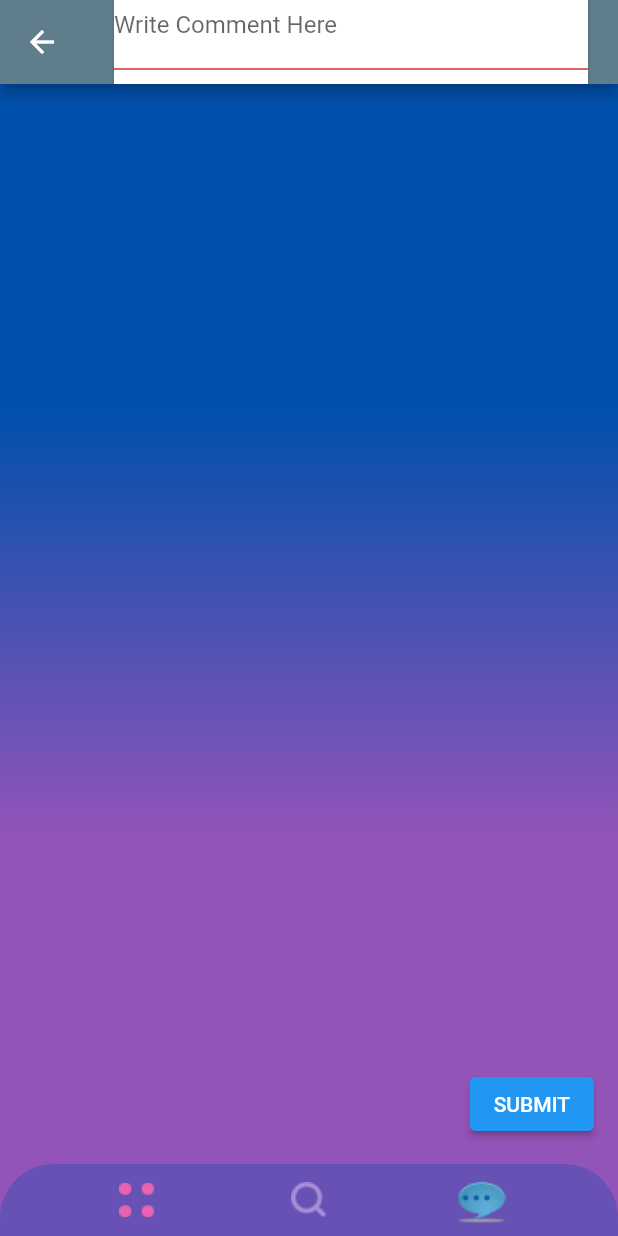
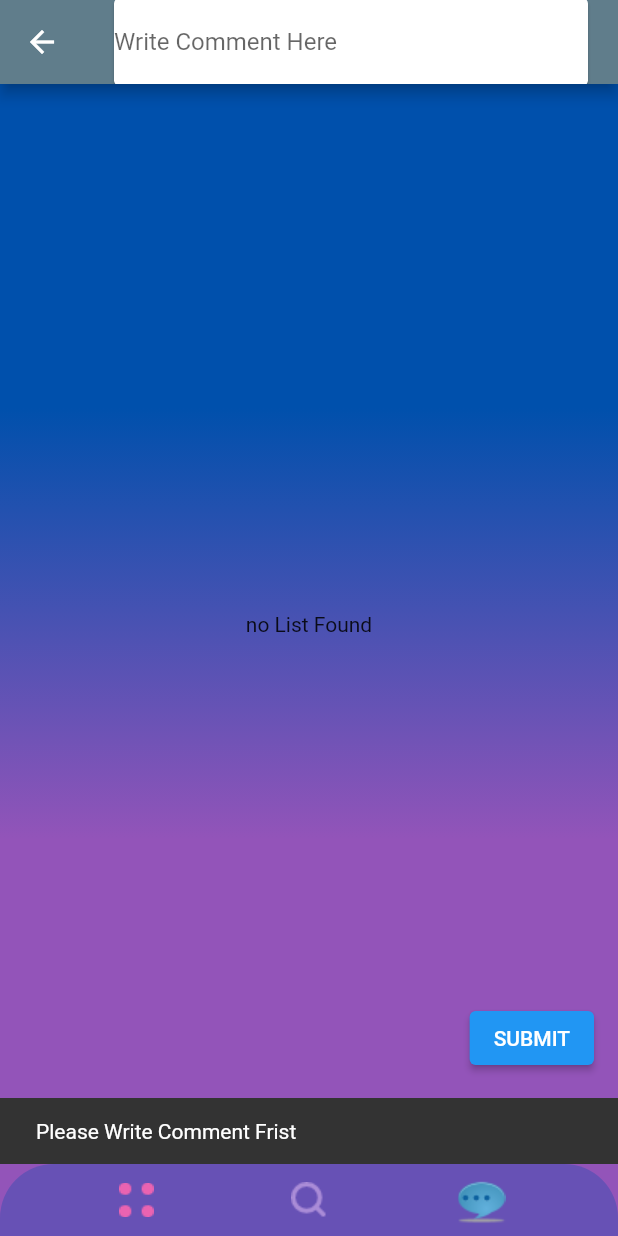
Before and after one commit to gudholi/solar_system, a Flutter app: the screen it shows after launch, item 3 of the bottom bar chosen, after a tap on "SUBMIT", on a phone screen of 412 x 824 dp. Run offline on Flutter 3.47's test engine with Material 2 defaults, Android fonts, the phone set to English and light mode, and no system bars; our stand-ins replace card_swiper, sqflite; accounts and stored records are empty.

Commit message:
Text_validation_Snakbar_done

```diff
--- a/lib/comment_home.dart
+++ b/lib/comment_home.dart
@@ -49,6 +49,10 @@ class _HomeScreenState extends State<HomeScreen> {
               DatabaseHelper.instance
                   .update(Grocery(name: _controller.text, id: selectId));
               selectId = null;
+
+              ScaffoldMessenger.of(context).showSnackBar(
+                const SnackBar(content: Text('Please Write Comment Frist')),
+              );
             }
             _controller.text = '';
           });
@@ -62,7 +66,7 @@ class _HomeScreenState extends State<HomeScreen> {
             decoration: InputDecoration(
               //border: OutlineInputBorder(),
               labelText: 'Write Comment Here',
-              errorText: _validate ? 'Value Can\'t Be Empty' : null,
+              //errorText: _validate ? 'Value Can\'t Be Empty' : null,
             ),
             controller: _controller,
           ),
@@ -79,7 +83,7 @@ class _HomeScreenState extends State<HomeScreen> {
         child: FutureBuilder<List<Grocery>>(
           future: DatabaseHelper.instance.getGrocery(),
           builder: (context, snapshot) {
-            if (snapshot.data!.isEmpty && _controller.text.isNotEmpty) {
+            if (snapshot.data!.isEmpty) {
               //print('Not Found');
               return Center(
                 child: Text('no List Found'),
```
